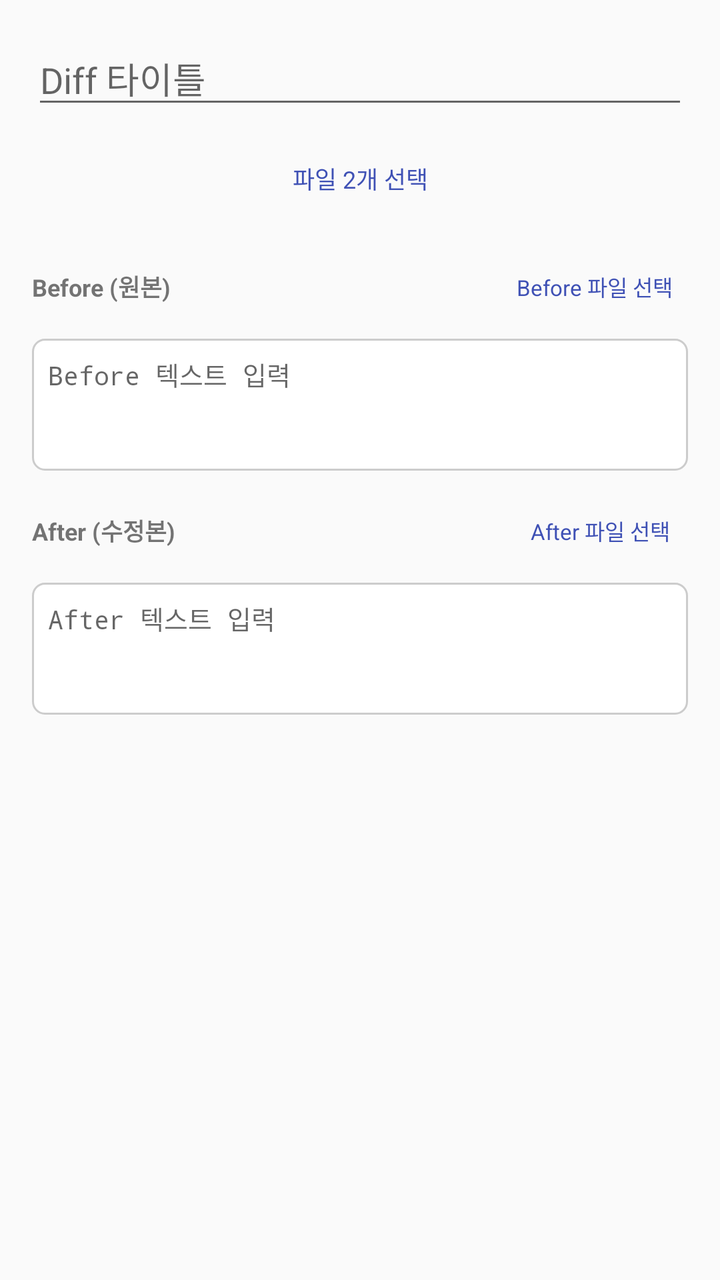
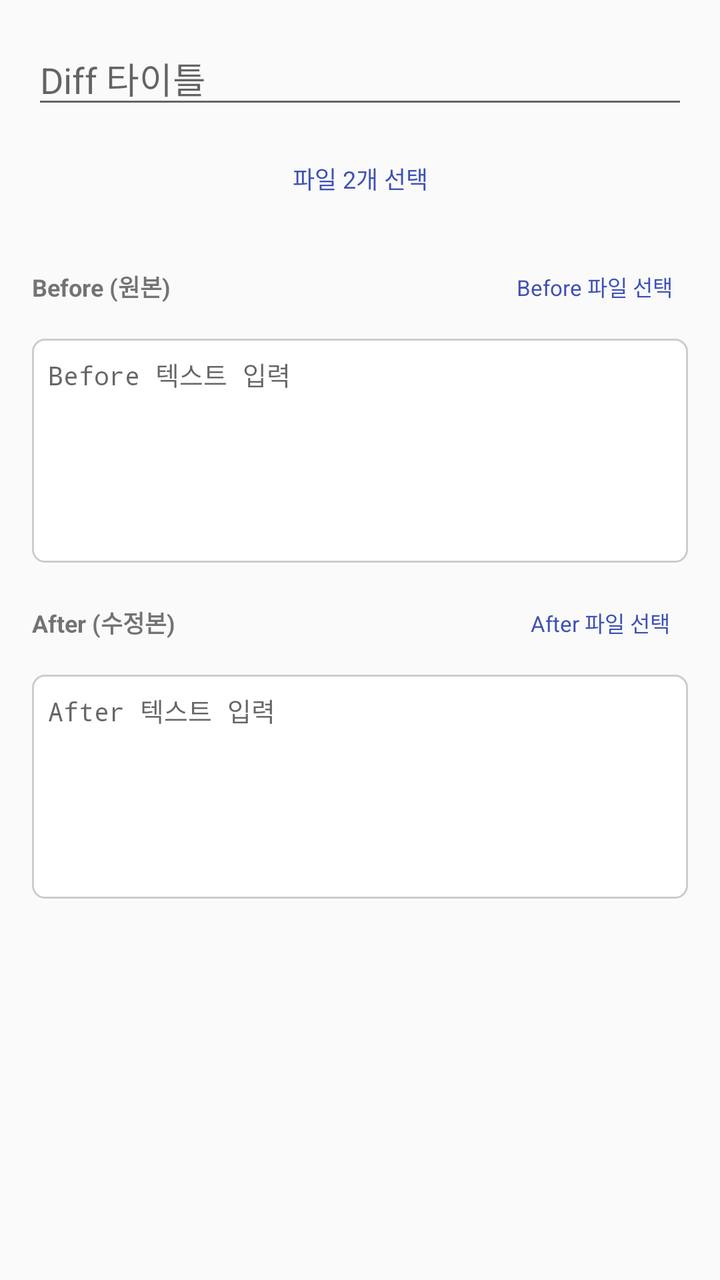

Two renders of the same Android screen: before a commit and after it. Below are the layout's source before the change and the commit's diff.
<!-- AndroidManifest.xml: application theme Theme.SplitDiff -->
<!-- res/layout/dialog_add_diff.xml -->
<?xml version="1.0" encoding="utf-8"?>
<ScrollView xmlns:android="http://schemas.android.com/apk/res/android"
    android:layout_width="match_parent"
    android:layout_height="wrap_content">

    <LinearLayout
        android:layout_width="match_parent"
        android:layout_height="wrap_content"
        android:orientation="vertical"
        android:padding="16dp">

        <EditText
            android:id="@+id/etDiffTitle"
            android:layout_width="match_parent"
            android:layout_height="wrap_content"
            android:hint="@string/hint_diff_title"
            android:singleLine="true" />

        <Button
            android:id="@+id/btnPickTwoFilesDiff"
            style="@style/App.Button.OutlinedButton"
            android:layout_width="match_parent"
            android:layout_height="wrap_content"
            android:layout_marginTop="6dp"
            android:text="@string/btn_pick_two_files"
            android:textSize="12sp" />

        <LinearLayout
            android:layout_width="match_parent"
            android:layout_height="wrap_content"
            android:layout_marginTop="6dp"
            android:orientation="horizontal"
            android:gravity="center_vertical">

            <TextView
                android:layout_width="0dp"
                android:layout_weight="1"
                android:layout_height="wrap_content"
                android:text="@string/label_before"
                android:textStyle="bold"
                android:textSize="12sp" />

            <Button
                android:id="@+id/btnPickBeforeDiff"
                style="@style/App.Button.TextButton"
                android:layout_width="wrap_content"
                android:layout_height="wrap_content"
                android:text="@string/btn_pick_before_file"
                android:textSize="11sp" />
        </LinearLayout>

        <EditText
            android:id="@+id/etDiffBefore"
            android:layout_width="match_parent"
            android:layout_height="wrap_content"
            android:layout_marginTop="2dp"
            android:hint="@string/hint_before_text"
            android:minLines="3"
            android:maxHeight="130dp"
            android:gravity="top|start"
            android:textSize="13sp"
            android:fontFamily="monospace"
            android:background="@drawable/bg_edit_box"
            android:padding="8dp" />

        <LinearLayout
            android:layout_width="match_parent"
            android:layout_height="wrap_content"
            android:layout_marginTop="6dp"
            android:orientation="horizontal"
            android:gravity="center_vertical">

            <TextView
                android:layout_width="0dp"
                android:layout_weight="1"
                android:layout_height="wrap_content"
                android:text="@string/label_after"
                android:textStyle="bold"
                android:textSize="12sp" />

            <Button
                android:id="@+id/btnPickAfterDiff"
                style="@style/App.Button.TextButton"
                android:layout_width="wrap_content"
                android:layout_height="wrap_content"
                android:text="@string/btn_pick_after_file"
                android:textSize="11sp" />
        </LinearLayout>

        <EditText
            android:id="@+id/etDiffAfter"
            android:layout_width="match_parent"
            android:layout_height="wrap_content"
            android:layout_marginTop="2dp"
            android:hint="@string/hint_after_text"
            android:minLines="3"
            android:maxHeight="130dp"
            android:gravity="top|start"
            android:textSize="13sp"
            android:fontFamily="monospace"
            android:background="@drawable/bg_edit_box"
            android:padding="8dp" />

    </LinearLayout>
</ScrollView>
<!-- resources referenced by this layout -->
<resources>
  <!-- drawable bg_edit_box (drawable) -->
  <?xml version="1.0" encoding="utf-8"?>
  <shape xmlns:android="http://schemas.android.com/apk/res/android"
      android:shape="rectangle">
      <solid android:color="@color/edit_box_bg" />
      <stroke
          android:width="1dp"
          android:color="@color/edit_box_stroke" />
      <corners android:radius="6dp" />
  </shape>
  <string name="btn_pick_after_file">After 파일 선택</string>
  <string name="btn_pick_before_file">Before 파일 선택</string>
  <string name="btn_pick_two_files">파일 2개 선택</string>
  <string name="hint_after_text">After 텍스트 입력</string>
  <string name="hint_before_text">Before 텍스트 입력</string>
  <string name="hint_diff_title">Diff 타이틀</string>
  <string name="label_after">After (수정본)</string>
  <string name="label_before">Before (원본)</string>
  <style name="App.Button.OutlinedButton" parent="Widget.MaterialComponents.Button.OutlinedButton">
          <item name="android:textColor">@color/button_text_color</item>
          <item name="iconTint">@color/button_text_color</item>
          <item name="strokeColor">@color/button_text_color</item>
      </style>
  <style name="App.Button.TextButton" parent="Widget.MaterialComponents.Button.TextButton">
          <item name="android:textColor">@color/button_text_color</item>
          <item name="iconTint">@color/button_text_color</item>
      </style>
  <style name="Theme.SplitDiff" parent="Theme.AppCompat.DayNight.NoActionBar">
          <item name="colorPrimary">@color/colorPrimary</item>
          <item name="colorPrimaryDark">@color/colorPrimaryDark</item>
          <item name="colorAccent">@color/colorAccent</item>
      </style>
  <color name="edit_box_bg">#FFFFFF</color>
  <color name="edit_box_stroke">#CCCCCC</color>
  <color name="button_text_color">#3F51B5</color>
  <color name="colorPrimary">#3F51B5</color>
  <color name="colorPrimaryDark">#303F9F</color>
  <color name="colorAccent">#FF4081</color>
</resources>

<!-- the commit's change to res/layout/dialog_add_diff.xml (unified diff, before → after) -->
@@ -55,8 +55,8 @@
             android:layout_height="wrap_content"
             android:layout_marginTop="2dp"
             android:hint="@string/hint_before_text"
-            android:minLines="3"
-            android:maxHeight="130dp"
+            android:minLines="6"
+            android:maxHeight="260dp"
             android:gravity="top|start"
             android:textSize="13sp"
             android:fontFamily="monospace"
@@ -93,8 +93,8 @@
             android:layout_height="wrap_content"
             android:layout_marginTop="2dp"
             android:hint="@string/hint_after_text"
-            android:minLines="3"
-            android:maxHeight="130dp"
+            android:minLines="6"
+            android:maxHeight="260dp"
             android:gravity="top|start"
             android:textSize="13sp"
             android:fontFamily="monospace"
